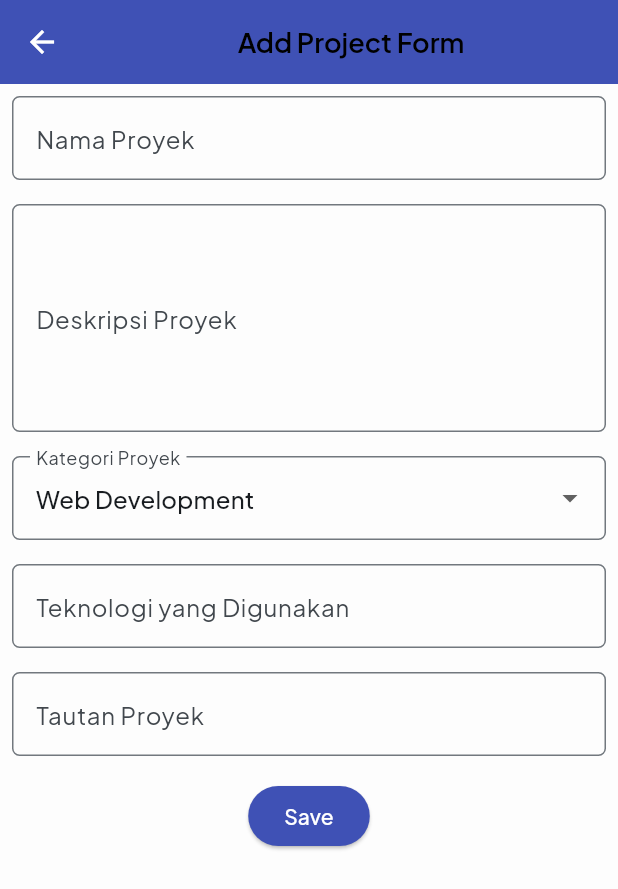
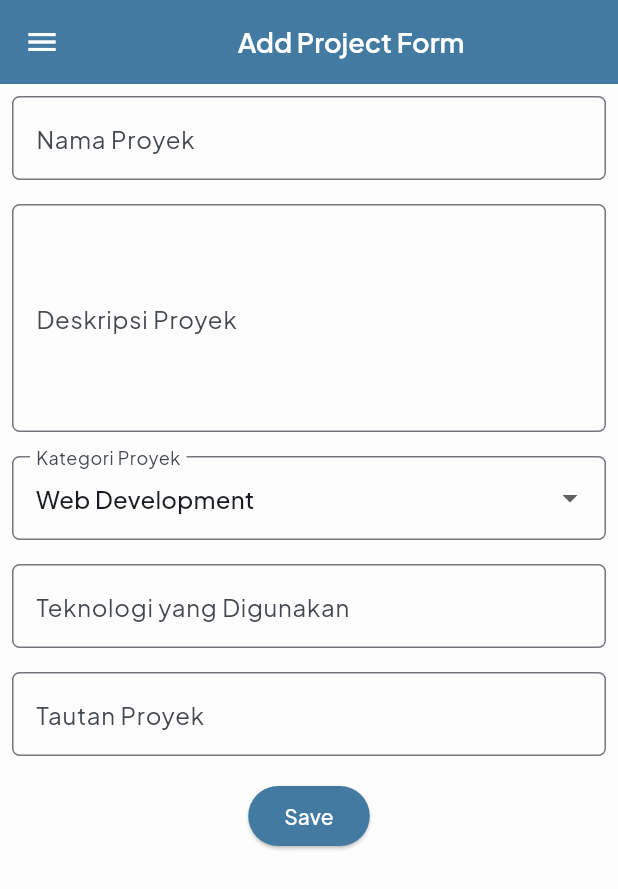
Before and after one commit to Zikabyte/pbp-mobile, a Flutter app: the ProjectFormPage screen opened directly, on a phone screen of 412 x 824 dp. Shown: the top 889 px of the screen. Run offline on Flutter 3.47's test engine with Material 3 defaults, Android fonts, the phone set to English and light mode, and no system bars.

Commit message:
feat: wire drawer to project form

```diff
--- a/lib/features/projects/pages/project_form.dart
+++ b/lib/features/projects/pages/project_form.dart
@@ -1,4 +1,6 @@
 import 'package:flutter/material.dart';
+import 'package:portfolio_mobile/core/themes/base_colors.dart';
+import 'package:portfolio_mobile/core/widgets/left_drawer.dart';
 
 class ProjectFormPage extends StatefulWidget {
   const ProjectFormPage({super.key});
@@ -28,11 +30,16 @@ class _ProjectFormPageState extends State<ProjectFormPage> {
   Widget build(BuildContext context) {
     return Scaffold(
       appBar: AppBar(
-        title: const Center(child: Text('Add Project Form')),
-        backgroundColor: Colors.indigo,
+        title: const Center(
+          child: Text(
+            'Add Project Form',
+            style: TextStyle(color: Colors.white),
+          ),
+        ),
+        backgroundColor: BaseColors.primary,
         foregroundColor: Colors.white,
       ),
-      // TODO: Tambahkan drawer yang sudah dibuat di sini
+      drawer: const LeftDrawer(),
       body: Form(
         key: _formKey,
         child: SingleChildScrollView(
@@ -160,7 +167,9 @@ class _ProjectFormPageState extends State<ProjectFormPage> {
                   padding: const EdgeInsets.all(8.0),
                   child: ElevatedButton(
                     style: ButtonStyle(
-                      backgroundColor: WidgetStateProperty.all(Colors.indigo),
+                      backgroundColor: WidgetStateProperty.all(
+                        BaseColors.primary,
+                      ),
                     ),
                     onPressed: () {
                       if (_formKey.currentState!.validate()) {
```
Also changed, not shown: lib/core/widgets/left_drawer.dart (+7 -2 lines).
